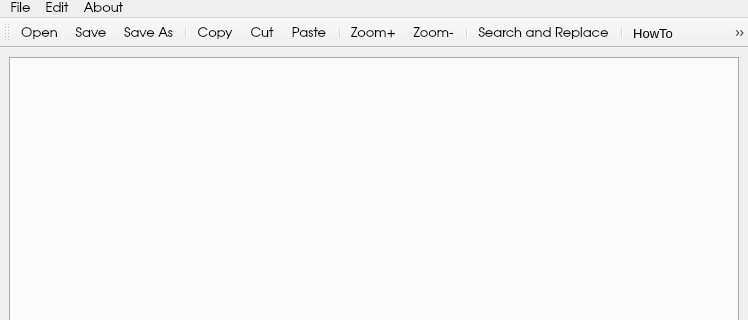
msbCyricTohoku/Kamakura--, file src/kamakura.ui: the form before one commit; both pictures show x 0 to 748 and y 0 to 320 of the 748 by 677 pixel window.
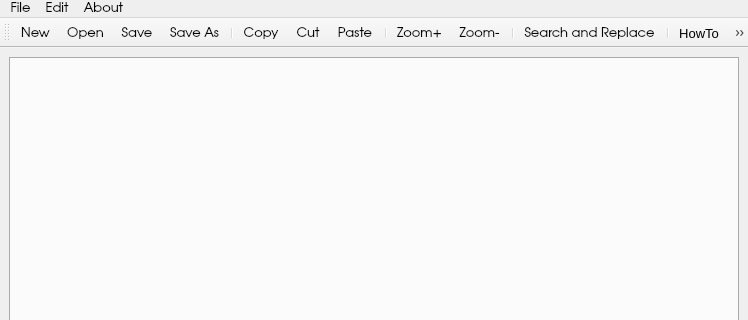
The form after the commit. Icons and pictures are not drawn. Custom widgets are drawn as their Qt base class.

Commit message: Insert New action into menus and toolbar

```diff
--- a/src/kamakura.ui
+++ b/src/kamakura.ui
@@ -131,6 +131,7 @@
    <attribute name="toolBarBreak">
     <bool>false</bool>
    </attribute>
+   <addaction name="actionNew"/>
    <addaction name="actionOpen"/>
    <addaction name="actionSave_2"/>
    <addaction name="actionSave"/>
@@ -167,6 +168,24 @@
     <string>Ctrl+O</string>
    </property>
   </action>
+  <action name="actionNew">
+   <property name="icon">
+    <iconset resource="resources.qrc">
+     <normaloff>:/new/prefix1/resources/new.png</normaloff>:/new/prefix1/resources/new.png</iconset>
+   </property>
+   <property name="text">
+    <string>New</string>
+   </property>
+   <property name="font">
+    <font>
+     <family>TeX Gyre Adventor</family>
+     <pointsize>10</pointsize>
+    </font>
+   </property>
+   <property name="shortcut">
+    <string>Ctrl+N</string>
+   </property>
+  </action>
   <action name="actionQuit">
    <property name="icon">
     <iconset resource="resources.qrc">
```
Left out of the diff: 1 changed line with no effect on the pictures.
